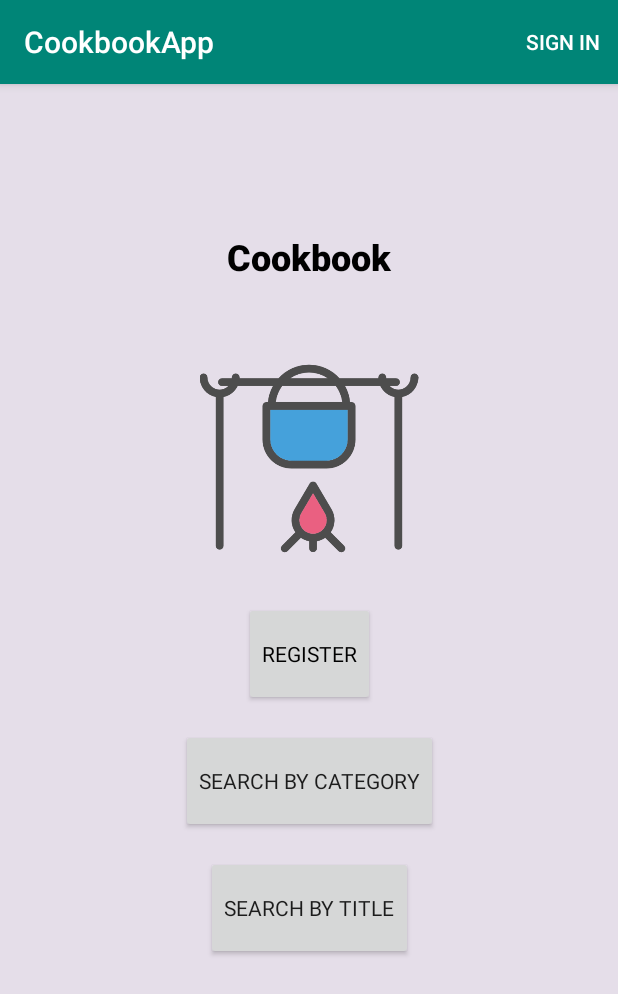
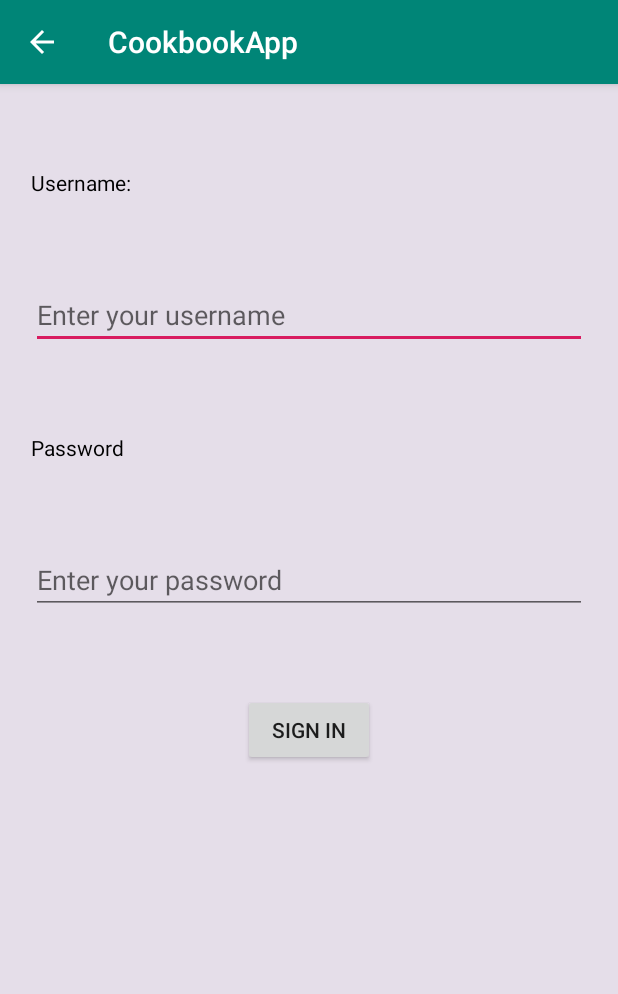
Before and after one commit to karajanov/Cookbook-Android, an Android app: the screen it shows after launch (MainActivity before the commit, LoginActivity after it), after a tap on "SIGN IN", on a phone screen of 412 x 824 dp. Shown: the top 994 px of the screen. Run offline under Robolectric (Android 15) with nearby library versions, the phone set to English and light mode, and no system bars; Roboto replaces fonts that are not available here.

Commit message:
shared preferences, user session

```diff
--- a/CookbookApp/app/src/main/AndroidManifest.xml
+++ b/CookbookApp/app/src/main/AndroidManifest.xml
@@ -12,7 +12,10 @@
         android:roundIcon="@mipmap/ic_launcher_round"
         android:supportsRtl="true"
         android:theme="@style/AppTheme">
-        <activity android:name=".VerificationActivity"></activity>
+        <activity
+            android:name=".LoginActivity"
+            android:parentActivityName=".MainActivity"/>
+        <activity android:name=".VerificationActivity" />
         <activity
             android:name=".RegistrationActivity"
             android:parentActivityName=".MainActivity"
--- a/CookbookApp/app/src/main/java/com/example/cookbookapp/Interfaces/IUserApi.java
+++ b/CookbookApp/app/src/main/java/com/example/cookbookapp/Interfaces/IUserApi.java
@@ -1,5 +1,6 @@
 package com.example.cookbookapp.Interfaces;
 
+import com.example.cookbookapp.Models.LoginCredentials;
 import com.example.cookbookapp.Models.User;
 import com.example.cookbookapp.Models.VerificationStatus;
 import com.example.cookbookapp.Models.VerificationRequest;
@@ -23,4 +24,8 @@ public interface IUserApi {
 
     @POST("User/Registration")
     Call<VerificationStatus> registerUser(@Body VerificationRequest request);
+
+    @POST("User/Validation")
+    Call<Boolean> checkLoginCredentials(@Body LoginCredentials lc);
+
 }
--- /dev/null
+++ b/CookbookApp/app/src/main/java/com/example/cookbookapp/LoginActivity.java
@@ -0,0 +1,111 @@
+package com.example.cookbookapp;
+
+import androidx.appcompat.app.AppCompatActivity;
+
+import android.content.Intent;
+import android.content.SharedPreferences;
+import android.content.pm.ActivityInfo;
+import android.os.Bundle;
+import android.util.Log;
+import android.view.View;
+import android.widget.Button;
+import android.widget.EditText;
+import android.widget.Toast;
+
+import com.example.cookbookapp.Interfaces.IUserApi;
+import com.example.cookbookapp.Models.LoginCredentials;
+import com.example.cookbookapp.Utility.Helper;
+import com.example.cookbookapp.Utility.RetrofitBuilder;
+import com.example.cookbookapp.Utility.UserSession;
+
+import java.util.ArrayList;
+
+import retrofit2.Call;
+import retrofit2.Callback;
+import retrofit2.Response;
+import retrofit2.Retrofit;
+
+public class LoginActivity extends AppCompatActivity {
+
+    private EditText editTextUsername, editTextPassword;
+    private ArrayList<EditText> editTextList;
+    private Button signInButton;
+    private Retrofit rb = RetrofitBuilder.getBuilder(Helper.RECIPES_API_BASE);
+    private IUserApi userApiRef = rb.create(IUserApi.class);
+
+    @Override
+    protected void onCreate(Bundle savedInstanceState) {
+        super.onCreate(savedInstanceState);
+        setContentView(R.layout.activity_login);
+
+        //Preventing landscape orientation
+        setRequestedOrientation(ActivityInfo.SCREEN_ORIENTATION_PORTRAIT);
+
+        //Initialization
+        editTextUsername = (EditText) findViewById(R.id.edit_text_login_name);
+        editTextPassword = (EditText) findViewById(R.id.edit_text_login_password);
+        signInButton = (Button) findViewById(R.id.btn_login_act);
+        editTextList = new ArrayList<EditText>();
+
+        //Event Handlers
+        addLoginFieldsToList();
+        addSignInEventHandler();
+
+
+    }
+
+    private void addSignInEventHandler() {
+        signInButton.setOnClickListener(new View.OnClickListener() {
+            @Override
+            public void onClick(View v) {
+                if(!Helper.hasEmptyFieldTestPassed(editTextList))
+                    return;
+                String username = editTextUsername.getText().toString();
+                String plainPassword = editTextPassword.getText().toString();
+                LoginCredentials lc = new LoginCredentials(username, plainPassword);
+                checkLoginInfo(lc);
+            }
+        });
+    }
+
+    private void addLoginFieldsToList() {
+        editTextList.add(editTextUsername);
+        editTextList.add(editTextPassword);
+    }
+
+    private void checkLoginInfo(final LoginCredentials lc) {
+        Call<Boolean> call = userApiRef.checkLoginCredentials(lc);
+        call.enqueue(new Callback<Boolean>() {
+            @Override
+            public void onResponse(Call<Boolean> call, Response<Boolean> response) {
+                if(!response.isSuccessful()) {
+                    Log.e(getLocalClassName(), "checkLoginInfo: status code " + response.code());
+                    String err = "An error occurred, try again later";
+                    Toast.makeText(LoginActivity.this, err, Toast.LENGTH_SHORT).show();
+                    return;
+                }
+                Boolean isValid = response.body();
+                if(isValid) {
+                    SharedPreferences sp = getSharedPreferences(UserSession.SHARED_PREFS, MODE_PRIVATE);
+                    SharedPreferences.Editor editor = sp.edit();
+                    UserSession.saveUser(editor, lc.getUsername());
+                    goBackToMainActivity();
+                } else {
+                    String errMsg = "Invalid login info";
+                    Toast.makeText(LoginActivity.this, errMsg, Toast.LENGTH_SHORT).show();
+                }
+            }
+            @Override
+            public void onFailure(Call<Boolean> call, Throwable t) {
+                Log.e(getLocalClassName(), t.getMessage());
+                String err = "An error occurred, try again later";
+                Toast.makeText(LoginActivity.this, err, Toast.LENGTH_SHORT).show();
+            }
+        });
+    }
+
+    private void goBackToMainActivity() {
+        Intent intent = new Intent(LoginActivity.this, MainActivity.class);
+        startActivity(intent);
+    }
+}
--- a/CookbookApp/app/src/main/java/com/example/cookbookapp/MainActivity.java
+++ b/CookbookApp/app/src/main/java/com/example/cookbookapp/MainActivity.java
@@ -6,19 +6,25 @@ import androidx.appcompat.app.AppCompatActivity;
 import android.app.Activity;
 import android.content.Context;
 import android.content.Intent;
+import android.content.SharedPreferences;
 import android.content.pm.ActivityInfo;
 import android.graphics.drawable.GradientDrawable;
 import android.os.Bundle;
+import android.text.Layout;
 import android.view.Menu;
 import android.view.MenuInflater;
 import android.view.MenuItem;
 import android.view.View;
 import android.widget.Button;
+import android.widget.ImageView;
 import android.widget.Toast;
+
+import com.example.cookbookapp.Utility.UserSession;
 
 public class MainActivity extends AppCompatActivity {
 
-    private Button registerBtn, lookupBtn, secondLookupBtn;
+    private Button registerBtn, lookupBtn, secondLookupBtn, myRecipesBtn;
+    private MenuItem loginItem;
 
     @Override
     protected void onCreate(Bundle savedInstanceState) {
@@ -32,12 +38,14 @@ public class MainActivity extends AppCompatActivity {
         registerBtn = (Button) findViewById(R.id.btn_register);
         lookupBtn = (Button) findViewById(R.id.btn_lookup);
         secondLookupBtn = (Button) findViewById(R.id.btn_lookup_two);
+        myRecipesBtn = (Button) findViewById(R.id.btn_my_recipes);
 
         //Event handlers
-         addRedirectEventHandler(registerBtn, RegistrationActivity.class);
-         addRedirectEventHandler(lookupBtn, LookupActivity.class);
-         addRedirectEventHandler(secondLookupBtn, SecondLookupActivity.class);
-         displayRegistrationMessage();
+        addRedirectEventHandler(registerBtn, RegistrationActivity.class);
+        addRedirectEventHandler(lookupBtn, LookupActivity.class);
+        addRedirectEventHandler(secondLookupBtn, SecondLookupActivity.class);
+        addMyRecipesEventHandler();
+        displayRegistrationMessageIfNecessary();
     }
 
     @Override // Embedding the menu in the activity
@@ -47,21 +55,44 @@ public class MainActivity extends AppCompatActivity {
         return true;
     }
 
+    @Override //Menu preparation, right before it is shown
+    public boolean onPrepareOptionsMenu(Menu menu) {
+        loginItem = menu.findItem(R.id.general_login_item);
+        MenuItem logoffItem = menu.findItem(R.id.general_logoff_item);
+        if(isUserLoggedIn()) {
+            loginItem.setVisible(false);
+            logoffItem.setVisible(true);
+            logoffItem.setTitle("Log off (" + getCurrentUser() + ")");
+            myRecipesBtn.setVisibility(View.VISIBLE);
+        } else {
+            logoffItem.setVisible(false);
+            loginItem.setVisible(true);
+            myRecipesBtn.setVisibility(View.GONE);
+        }
+        return super.onPrepareOptionsMenu(menu);
+    }
+
     @Override // Menu items event handler
     public boolean onOptionsItemSelected(@NonNull MenuItem item) {
         switch (item.getItemId()) {
             case R.id.general_login_item:
-                //
+                openActivity(LoginActivity.class);
                 return true;
-
-                default:
-                    return super.onOptionsItemSelected(item);
+            case R.id.general_logoff_item:
+                SharedPreferences sp = getSharedPreferences(UserSession.SHARED_PREFS, MODE_PRIVATE);
+                SharedPreferences.Editor editor = sp.edit();
+                UserSession.clearUser(editor);
+                item.setVisible(false);
+                myRecipesBtn.setVisibility(View.GONE);
+                loginItem.setVisible(true);
+                return true;
+            default:
+                return super.onOptionsItemSelected(item);
         }
-
     }
 
     private void addRedirectEventHandler(final Button b, final Class<?> dest) {
-        if(b == null)
+        if (b == null)
             return;
 
         b.setOnClickListener(new View.OnClickListener() {
@@ -77,12 +108,31 @@ public class MainActivity extends AppCompatActivity {
         startActivity(intent);
     }
 
-    private void displayRegistrationMessage() {
+    private void displayRegistrationMessageIfNecessary() {
         Intent intent = getIntent();
         String newUser = intent.getStringExtra(VerificationActivity.EXTRA_REGISTRATION_OK);
-        if(newUser != null) {
+        if (newUser != null) {
             Toast.makeText(MainActivity.this, "Successfully registered as " + newUser, Toast.LENGTH_SHORT)
                     .show();
         }
     }
+
+    private boolean isUserLoggedIn() {
+        String currentUser = getCurrentUser();
+        return currentUser != null;
+    }
+
+    private String getCurrentUser() {
+        SharedPreferences sp = getSharedPreferences(UserSession.SHARED_PREFS, MODE_PRIVATE);
+        return UserSession.getUser(sp);
+    }
+
+    private void addMyRecipesEventHandler() {
+        myRecipesBtn.setOnClickListener(new View.OnClickListener() {
+            @Override
+            public void onClick(View v) {
+
+            }
+        });
+    }
 }
--- /dev/null
+++ b/CookbookApp/app/src/main/res/layout/activity_login.xml
@@ -0,0 +1,164 @@
+<?xml version="1.0" encoding="utf-8"?>
+<androidx.constraintlayout.widget.ConstraintLayout xmlns:android="http://schemas.android.com/apk/res/android"
+    xmlns:app="http://schemas.android.com/apk/res-auto"
+    xmlns:tools="http://schemas.android.com/tools"
+    android:id="@+id/login_layout"
+    android:layout_width="match_parent"
+    android:layout_height="match_parent"
+    android:background="@color/bgColor"
+    tools:context=".LoginActivity">
+
+    <androidx.constraintlayout.widget.Guideline
+        android:id="@+id/guideline_left"
+        android:layout_width="wrap_content"
+        android:layout_height="wrap_content"
+        android:orientation="vertical"
+        app:layout_constraintGuide_begin="20dp"
+        app:layout_constraintGuide_percent="0.05" />
+
+    <androidx.constraintlayout.widget.Guideline
+        android:id="@+id/guideline_right"
+        android:layout_width="wrap_content"
+        android:layout_height="wrap_content"
+        android:orientation="vertical"
+        app:layout_constraintGuide_begin="20dp"
+        app:layout_constraintGuide_percent="0.95" />
+
+    <androidx.constraintlayout.widget.Guideline
+        android:id="@+id/guideline_top"
+        android:layout_width="wrap_content"
+        android:layout_height="wrap_content"
+        android:orientation="horizontal"
+        app:layout_constraintGuide_begin="20dp"
+        app:layout_constraintGuide_percent="0.05" />
+
+    <TextView
+        android:id="@+id/text_view_login_name"
+        android:layout_width="0dp"
+        android:layout_height="wrap_content"
+        android:text="@string/Username"
+        android:textColor="@android:color/background_dark"
+        app:fontFamily="sans-serif"
+        app:layout_constraintBottom_toTopOf="@+id/guideline_mid"
+        app:layout_constraintEnd_toStartOf="@+id/guideline_right"
+        app:layout_constraintStart_toStartOf="@+id/guideline_left"
+        app:layout_constraintTop_toTopOf="@+id/guideline_top" />
+
+    <androidx.constraintlayout.widget.Guideline
+        android:id="@+id/guideline_mid"
+        android:layout_width="wrap_content"
+        android:layout_height="wrap_content"
+        android:orientation="horizontal"
+        app:layout_constraintGuide_begin="20dp"
+        app:layout_constraintGuide_percent="0.12" />
+
+    <androidx.constraintlayout.widget.Guideline
+        android:id="@+id/guideline_m_one"
+        android:layout_width="wrap_content"
+        android:layout_height="wrap_content"
+        android:orientation="horizontal"
+        app:layout_constraintGuide_begin="20dp"
+        app:layout_constraintGuide_percent="0.15" />
+
+    <androidx.constraintlayout.widget.Guideline
+        android:id="@+id/guideline_m_two"
+        android:layout_width="wrap_content"
+        android:layout_height="wrap_content"
+        android:orientation="horizontal"
+        app:layout_constraintGuide_begin="20dp"
+        app:layout_constraintGuide_percent="0.25" />
+
+    <EditText
+        android:id="@+id/edit_text_login_name"
+        android:layout_width="0dp"
+        android:layout_height="wrap_content"
+        android:ems="10"
+        android:hint="@string/login_username"
+        android:inputType="textPersonName"
+        app:layout_constraintBottom_toTopOf="@+id/guideline_m_two"
+        app:layout_constraintEnd_toStartOf="@+id/guideline_right"
+        app:layout_constraintStart_toStartOf="@+id/guideline_left"
+        app:layout_constraintTop_toTopOf="@+id/guideline_m_one" />
+
+    <androidx.constraintlayout.widget.Guideline
+        android:id="@+id/guideline_m3"
+        android:layout_width="wrap_content"
+        android:layout_height="wrap_content"
+        android:orientation="horizontal"
+        app:layout_constraintGuide_percent="0.28"
+        app:layout_constraintGuide_begin="20dp" />
+
+    <androidx.constraintlayout.widget.Guideline
+        android:id="@+id/guideline_m4"
+        android:layout_width="wrap_content"
+        android:layout_height="wrap_content"
+        android:orientation="horizontal"
+        app:layout_constraintGuide_percent="0.35"
+        app:layout_constraintGuide_begin="20dp" />
+
+    <androidx.constraintlayout.widget.Guideline
+        android:id="@+id/guideline_m5"
+        android:layout_width="wrap_content"
+        android:layout_height="wrap_content"
+        android:orientation="horizontal"
+        app:layout_constraintGuide_percent="0.38"
+        app:layout_constraintGuide_begin="20dp" />
+
+    <androidx.constraintlayout.widget.Guideline
+        android:id="@+id/guideline_m6"
+        android:layout_width="wrap_content"
+        android:layout_height="wrap_content"
+        android:orientation="horizontal"
+        app:layout_constraintGuide_percent="0.48"
+        app:layout_constraintGuide_begin="20dp" />
+
+    <androidx.constraintlayout.widget.Guideline
+        android:id="@+id/guideline_m7"
+        android:layout_width="wrap_content"
+        android:layout_height="wrap_content"
+        android:orientation="horizontal"
+        app:layout_constraintGuide_percent="0.51"
+        app:layout_constraintGuide_begin="20dp" />
+
+    <androidx.constraintlayout.widget.Guideline
+        android:id="@+id/guideline_m8"
+        android:layout_width="wrap_content"
+        android:layout_height="wrap_content"
+        android:orientation="horizontal"
+        app:layout_constraintGuide_percent="0.61"
+        app:layout_constraintGuide_begin="20dp" />
+
+    <TextView
+        android:id="@+id/text_view_login_password"
+        android:layout_width="0dp"
+        android:layout_height="wrap_content"
+        android:text="@string/Password"
+        android:textColor="@android:color/background_dark"
+        app:fontFamily="sans-serif"
+        app:layout_constraintBottom_toTopOf="@+id/guideline_m4"
+        app:layout_constraintEnd_toStartOf="@+id/guideline_right"
+        app:layout_constraintStart_toStartOf="@+id/guideline_left"
+        app:layout_constraintTop_toTopOf="@+id/guideline_m3" />
+
+    <EditText
+        android:id="@+id/edit_text_login_password"
+        android:layout_width="0dp"
+        android:layout_height="wrap_content"
+        android:ems="10"
+        android:inputType="textPassword"
+        android:hint="@string/login_password"
+        app:layout_constraintBottom_toTopOf="@+id/guideline_m6"
+        app:layout_constraintEnd_toStartOf="@+id/guideline_right"
+        app:layout_constraintStart_toStartOf="@+id/guideline_left"
+        app:layout_constraintTop_toTopOf="@+id/guideline_m5" />
+
+    <Button
+        android:id="@+id/btn_login_act"
+        android:layout_width="wrap_content"
+        android:layout_height="wrap_content"
+        android:text="@string/login"
+        app:layout_constraintBottom_toTopOf="@+id/guideline_m8"
+        app:layout_constraintEnd_toStartOf="@+id/guideline_right"
+        app:layout_constraintStart_toStartOf="@+id/guideline_left"
+        app:layout_constraintTop_toTopOf="@+id/guideline_m7" />
+</androidx.constraintlayout.widget.ConstraintLayout>
--- a/CookbookApp/app/src/main/res/menu/general.xml
+++ b/CookbookApp/app/src/main/res/menu/general.xml
@@ -6,4 +6,9 @@
         android:id="@+id/general_login_item"
         android:title="@string/login"
         app:showAsAction="ifRoom"/>
+
+    <item
+        android:id="@+id/general_logoff_item"
+        android:title="@string/log_off"
+        app:showAsAction="ifRoom"/>
 </menu>
--- a/CookbookApp/app/src/main/res/values/strings.xml
+++ b/CookbookApp/app/src/main/res/values/strings.xml
@@ -24,11 +24,15 @@
     <string name="register_email">Enter your email</string>
     <string name="Username">Username:</string>
     <string name="register_username">Enter a username</string>
+    <string name="login_username">Enter your username</string>
     <string name="Password">Password</string>
     <string name="register_password">Enter a password</string>
+    <string name="login_password">Enter your password</string>
     <string name="RePassword">Re - Password</string>
     <string name="register_re">Retype password</string>
     <string name="enter_verification_code">Enter your verification code:</string>
     <string name="confirm_registration">CONFIRM</string>
     <string name="verification_info">A verification code will be sent to: </string>
+    <string name="my_recipes">MY RECIPES</string>
+    <string name="log_off">Log Off</string>
 </resources>
```
Also changed, not shown: CookbookApp/app/src/main/java/com/example/cookbookapp/Models/LoginCredentials.java (added, +21 -0 lines), CookbookApp/app/src/main/java/com/example/cookbookapp/Utility/UserSession.java (added, +28 -0 lines), CookbookApp/app/src/main/res/layout/activity_main.xml (+37 -6 lines).
